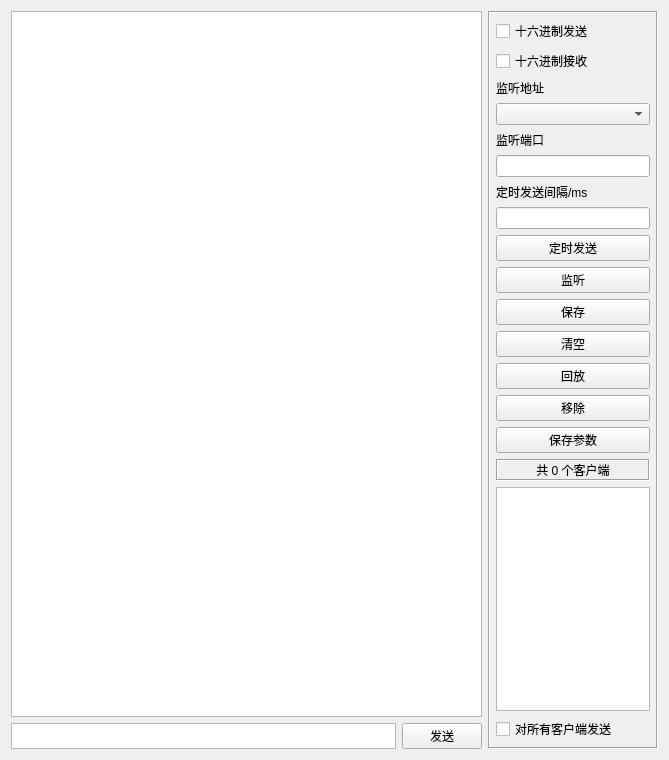
Before: the Qt Designer form tcpserver.ui in Viorae/FinalNetTool, drawn with Qt 5.
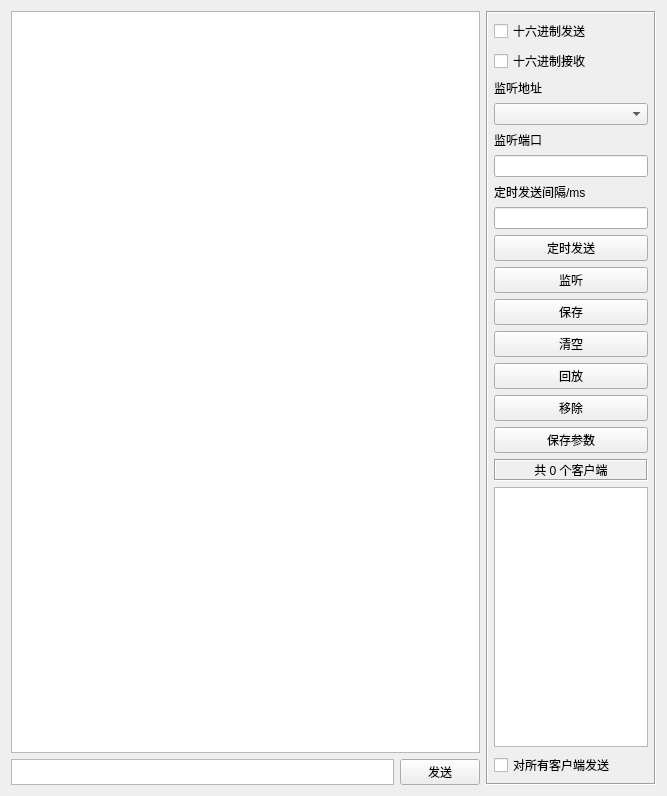
After: the same form once the commit is applied.

What changed in the file:
```diff
--- a/tcpserver.ui
+++ b/tcpserver.ui
@@ -6,8 +6,8 @@
    <rect>
     <x>0</x>
     <y>0</y>
-    <width>669</width>
-    <height>760</height>
+    <width>667</width>
+    <height>796</height>
    </rect>
   </property>
   <property name="sizePolicy">
@@ -20,46 +20,10 @@
    <string>Form</string>
   </property>
   <layout class="QGridLayout" name="gridLayout">
-   <item row="1" column="0">
-    <widget class="QTextEdit" name="textEdit">
-     <property name="sizePolicy">
-      <sizepolicy hsizetype="Expanding" vsizetype="Ignored">
-       <horstretch>0</horstretch>
-       <verstretch>0</verstretch>
-      </sizepolicy>
-     </property>
-    </widget>
-   </item>
-   <item row="1" column="1">
-    <widget class="QPushButton" name="btnSend">
-     <property name="minimumSize">
-      <size>
-       <width>80</width>
-       <height>0</height>
-      </size>
-     </property>
-     <property name="maximumSize">
-      <size>
-       <width>80</width>
-       <height>16777215</height>
-      </size>
-     </property>
-     <property name="text">
-      <string>发送</string>
-     </property>
-    </widget>
-   </item>
-   <item row="0" column="0" colspan="2">
-    <widget class="QTextEdit" name="txtMain">
-     <property name="readOnly">
-      <bool>true</bool>
-     </property>
-    </widget>
-   </item>
    <item row="0" column="2" rowspan="2">
     <widget class="QFrame" name="frame">
      <property name="sizePolicy">
-      <sizepolicy hsizetype="Ignored" vsizetype="Preferred">
+      <sizepolicy hsizetype="Ignored" vsizetype="Ignored">
        <horstretch>0</horstretch>
        <verstretch>0</verstretch>
       </sizepolicy>
@@ -67,7 +31,7 @@
      <property name="minimumSize">
       <size>
        <width>100</width>
-       <height>50</height>
+       <height>0</height>
       </size>
      </property>
      <property name="maximumSize">
@@ -144,6 +108,12 @@
       </item>
       <item>
        <widget class="QPushButton" name="autobtn">
+        <property name="sizePolicy">
+         <sizepolicy hsizetype="Minimum" vsizetype="Fixed">
+          <horstretch>0</horstretch>
+          <verstretch>0</verstretch>
+         </sizepolicy>
+        </property>
         <property name="text">
          <string>定时发送</string>
         </property>
@@ -151,6 +121,12 @@
       </item>
       <item>
        <widget class="QPushButton" name="listenbtn">
+        <property name="sizePolicy">
+         <sizepolicy hsizetype="Minimum" vsizetype="Fixed">
+          <horstretch>0</horstretch>
+          <verstretch>0</verstretch>
+         </sizepolicy>
+        </property>
         <property name="text">
          <string>监听</string>
         </property>
@@ -161,6 +137,12 @@
       </item>
       <item>
        <widget class="QPushButton" name="btnSave">
+        <property name="sizePolicy">
+         <sizepolicy hsizetype="Minimum" vsizetype="Fixed">
+          <horstretch>0</horstretch>
+          <verstretch>0</verstretch>
+         </sizepolicy>
+        </property>
         <property name="text">
          <string>保存</string>
         </property>
@@ -174,6 +156,12 @@
       </item>
       <item>
        <widget class="QPushButton" name="btnClear">
+        <property name="sizePolicy">
+         <sizepolicy hsizetype="Minimum" vsizetype="Fixed">
+          <horstretch>0</horstretch>
+          <verstretch>0</verstretch>
+         </sizepolicy>
+        </property>
         <property name="text">
          <string>清空</string>
         </property>
@@ -181,6 +169,12 @@
       </item>
       <item>
        <widget class="QPushButton" name="replaybtn">
+        <property name="sizePolicy">
+         <sizepolicy hsizetype="Minimum" vsizetype="Fixed">
+          <horstretch>0</horstretch>
+          <verstretch>0</verstretch>
+         </sizepolicy>
+        </property>
         <property name="text">
          <string>回放</string>
         </property>
@@ -188,6 +182,12 @@
       </item>
       <item>
        <widget class="QPushButton" name="btnRemove">
+        <property name="sizePolicy">
+         <sizepolicy hsizetype="Minimum" vsizetype="Fixed">
+          <horstretch>0</horstretch>
+          <verstretch>0</verstretch>
+         </sizepolicy>
+        </property>
         <property name="text">
          <string>移除</string>
         </property>
@@ -197,10 +197,22 @@
           <height>0</height>
          </size>
         </property>
+        <property name="checkable">
+         <bool>false</bool>
+        </property>
+        <property name="flat">
+         <bool>false</bool>
+        </property>
        </widget>
       </item>
       <item>
        <widget class="QPushButton" name="saveconfigbtn">
+        <property name="sizePolicy">
+         <sizepolicy hsizetype="Minimum" vsizetype="Fixed">
+          <horstretch>0</horstretch>
+          <verstretch>0</verstretch>
+         </sizepolicy>
+        </property>
         <property name="text">
          <string>保存参数</string>
         </property>
@@ -263,6 +275,51 @@
      </layout>
     </widget>
    </item>
+   <item row="1" column="0">
+    <widget class="QTextEdit" name="textEdit">
+     <property name="sizePolicy">
+      <sizepolicy hsizetype="Expanding" vsizetype="Ignored">
+       <horstretch>0</horstretch>
+       <verstretch>1</verstretch>
+      </sizepolicy>
+     </property>
+    </widget>
+   </item>
+   <item row="1" column="1">
+    <widget class="QPushButton" name="btnSend">
+     <property name="minimumSize">
+      <size>
+       <width>80</width>
+       <height>0</height>
+      </size>
+     </property>
+     <property name="maximumSize">
+      <size>
+       <width>80</width>
+       <height>16777215</height>
+      </size>
+     </property>
+     <property name="text">
+      <string>发送</string>
+     </property>
+    </widget>
+   </item>
+   <item row="0" column="0" colspan="2">
+    <widget class="QTextEdit" name="txtMain">
+     <property name="sizePolicy">
+      <sizepolicy hsizetype="Expanding" vsizetype="Ignored">
+       <horstretch>0</horstretch>
+       <verstretch>1</verstretch>
+      </sizepolicy>
+     </property>
+     <property name="styleSheet">
+      <string notr="true"/>
+     </property>
+     <property name="readOnly">
+      <bool>true</bool>
+     </property>
+    </widget>
+   </item>
   </layout>
  </widget>
  <resources/>
```
